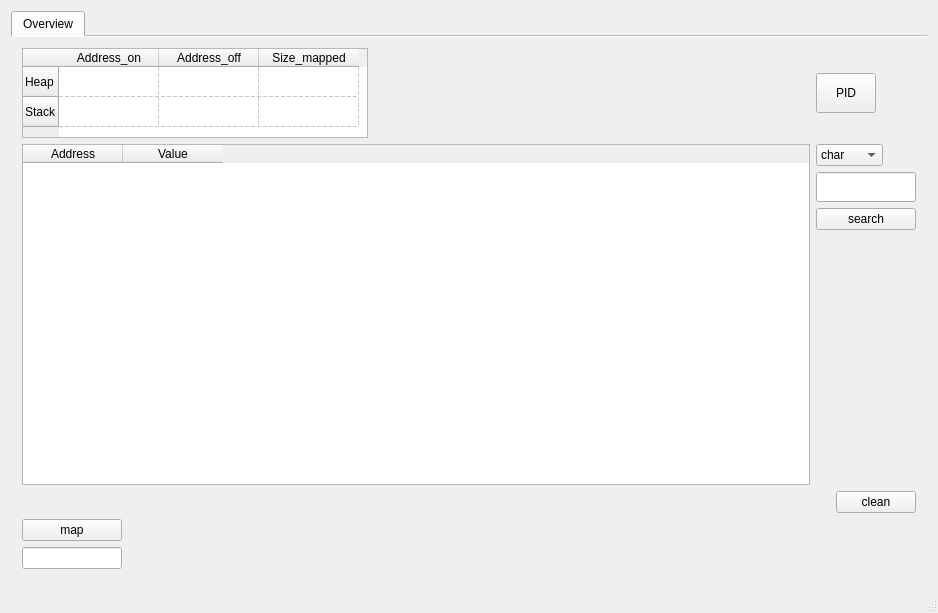
Above: src/mainwindow.ui from mentebinaria/maProc before the change. Below: the same form after it.
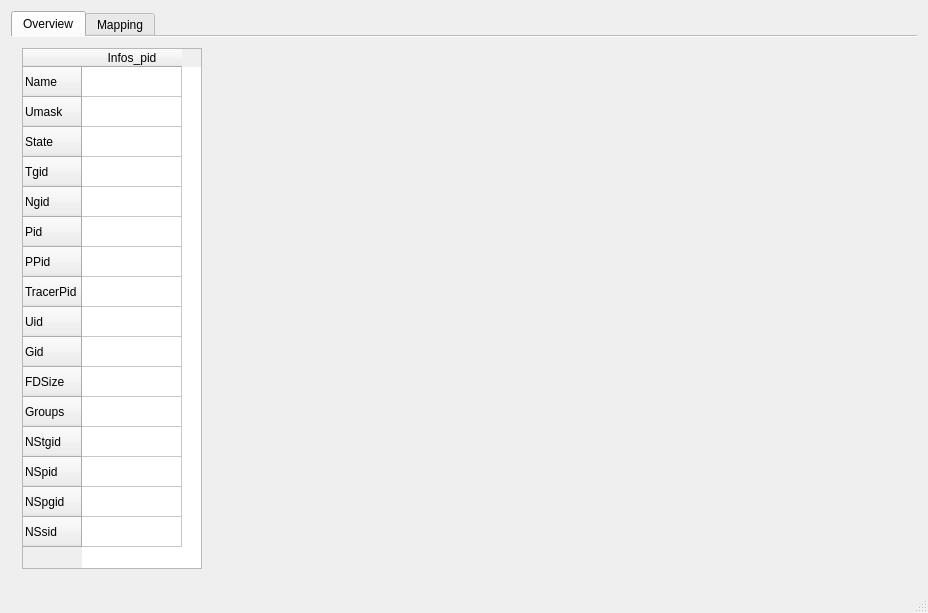
That is the form after the change. The open tabs and pages were chosen to show the change.

```diff
--- a/src/mainwindow.ui
+++ b/src/mainwindow.ui
@@ -6,7 +6,7 @@
    <rect>
     <x>0</x>
     <y>0</y>
-    <width>938</width>
+    <width>928</width>
     <height>613</height>
    </rect>
   </property>
@@ -14,11 +14,23 @@
    <string>maproc v1.0</string>
   </property>
   <widget class="QWidget" name="centralWidget">
-   <layout class="QVBoxLayout" name="verticalLayout">
+   <layout class="QHBoxLayout" name="horizontalLayout">
     <item>
-     <widget class="QTabWidget" name="tabWidget">
+     <widget class="QTabWidget" name="MenuView">
+      <property name="enabled">
+       <bool>true</bool>
+      </property>
+      <property name="contextMenuPolicy">
+       <enum>Qt::NoContextMenu</enum>
+      </property>
+      <property name="autoFillBackground">
+       <bool>true</bool>
+      </property>
       <property name="currentIndex">
-       <number>0</number>
+       <number>1</number>
+      </property>
+      <property name="elideMode">
+       <enum>Qt::ElideRight</enum>
       </property>
       <property name="documentMode">
        <bool>true</bool>
@@ -27,6 +39,121 @@
        <attribute name="title">
         <string>Overview</string>
        </attribute>
+       <layout class="QHBoxLayout" name="horizontalLayout_2">
+        <item>
+         <widget class="QTableWidget" name="infosView">
+          <property name="maximumSize">
+           <size>
+            <width>180</width>
+            <height>16777215</height>
+           </size>
+          </property>
+          <row>
+           <property name="text">
+            <string>Name</string>
+           </property>
+          </row>
+          <row>
+           <property name="text">
+            <string>Umask</string>
+           </property>
+          </row>
+          <row>
+           <property name="text">
+            <string>State</string>
+           </property>
+          </row>
+          <row>
+           <property name="text">
+            <string>Tgid</string>
+           </property>
+          </row>
+          <row>
+           <property name="text">
+            <string>Ngid</string>
+           </property>
+          </row>
+          <row>
+           <property name="text">
+            <string>Pid</string>
+           </property>
+          </row>
+          <row>
+           <property name="text">
+            <string>PPid</string>
+           </property>
+          </row>
+          <row>
+           <property name="text">
+            <string>TracerPid</string>
+           </property>
+          </row>
+          <row>
+           <property name="text">
+            <string>Uid</string>
+           </property>
+          </row>
+          <row>
+           <property name="text">
+            <string>Gid</string>
+           </property>
+          </row>
+          <row>
+           <property name="text">
+            <string>FDSize</string>
+           </property>
+          </row>
+          <row>
+           <property name="text">
+            <string>Groups</string>
+           </property>
+          </row>
+          <row>
+           <property name="text">
+            <string>NStgid</string>
+           </property>
+          </row>
+          <row>
+           <property name="text">
+            <string>NSpid</string>
+           </property>
+          </row>
+          <row>
+           <property name="text">
+            <string>NSpgid</string>
+           </property>
+          </row>
+          <row>
+           <property name="text">
+            <string>NSsid</string>
+           </property>
+          </row>
+          <column>
+           <property name="text">
+            <string>Infos_pid</string>
+           </property>
+          </column>
+         </widget>
+        </item>
+        <item>
+         <spacer name="horizontalSpacer">
+          <property name="orientation">
+           <enum>Qt::Horizontal</enum>
+          </property>
+          <property name="sizeHint" stdset="0">
+           <size>
+            <width>40</width>
+            <height>20</height>
+           </size>
+          </property>
+         </spacer>
+        </item>
+       </layout>
+      </widget>
+      <widget class="QWidget" name="Mapping">
+       <attribute name="title">
+        <string>Mapping</string>
+       </attribute>
        <layout class="QVBoxLayout" name="verticalLayout_3">
         <item>
          <layout class="QGridLayout" name="grid_Overview">
@@ -258,7 +385,7 @@
           </item>
          </layout>
         </item>
-        <item alignment="Qt::AlignRight">
+        <item>
          <widget class="QPushButton" name="cleanButton">
           <property name="maximumSize">
            <size>
```
Left out of the diff: 34 changed lines with no effect on the pictures.
